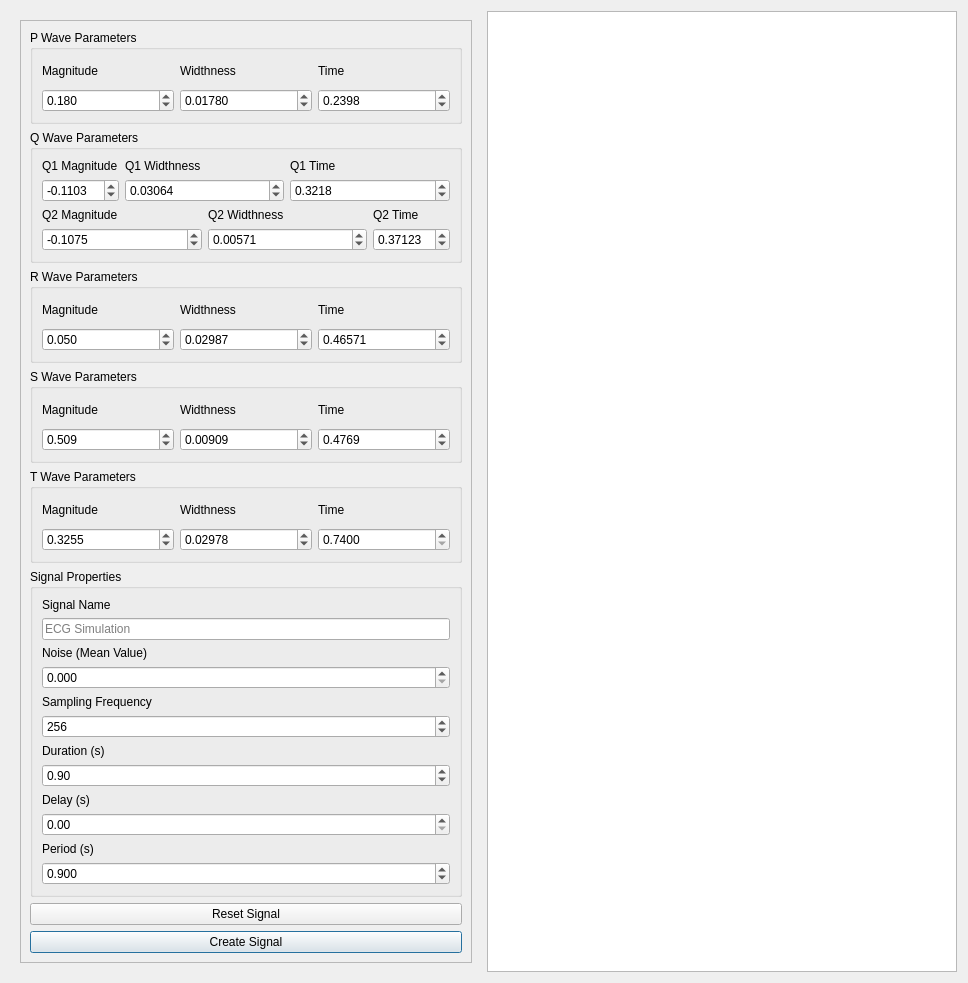
First picture: the form in ui/ecg_sim.ui, repository sensomatrix/sensocore, before the edit.
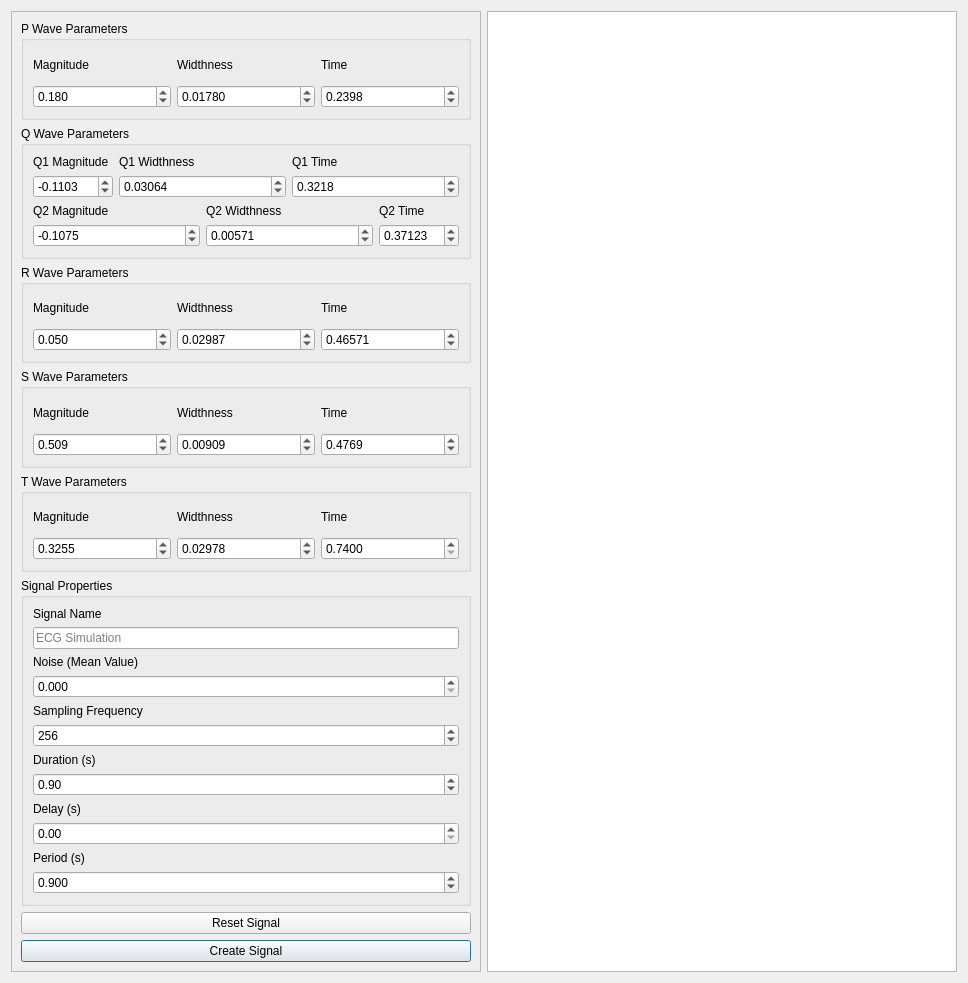
Second picture: the form after the edit. Custom widgets are drawn as their Qt base class.

Commit message: Adding the ecg and eeg simulation to the main window

What changed in the file:
```diff
--- a/ui/ecg_sim.ui
+++ b/ui/ecg_sim.ui
@@ -23,6 +23,18 @@
    <item>
     <widget class="QWidget" name="widget" native="true">
      <layout class="QVBoxLayout" name="verticalLayout">
+      <property name="leftMargin">
+       <number>0</number>
+      </property>
+      <property name="topMargin">
+       <number>0</number>
+      </property>
+      <property name="rightMargin">
+       <number>0</number>
+      </property>
+      <property name="bottomMargin">
+       <number>0</number>
+      </property>
       <item>
        <widget class="QScrollArea" name="scrollArea">
         <property name="minimumSize">
@@ -39,7 +51,7 @@
           <rect>
            <x>0</x>
            <y>0</y>
-           <width>441</width>
+           <width>465</width>
            <height>1006</height>
           </rect>
          </property>
```
The commit also changes 7 other files.
